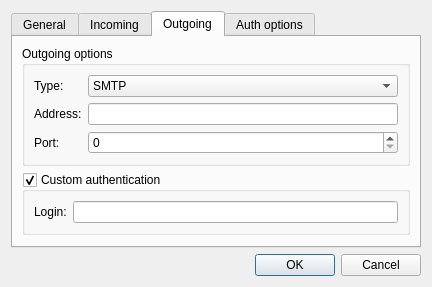
Old version of the form src/plugins/snails/accountconfigdialog.ui in the repository 0xd34df00d/leechcraft.
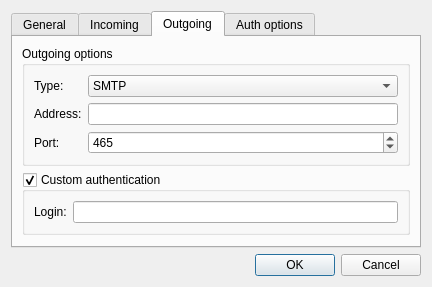
New version of the form. The open tabs and pages were chosen to show the change.

```diff
--- a/src/plugins/snails/accountconfigdialog.ui
+++ b/src/plugins/snails/accountconfigdialog.ui
@@ -235,7 +235,17 @@
            </widget>
           </item>
           <item row="2" column="1">
-           <widget class="QSpinBox" name="OutPort_"/>
+           <widget class="QSpinBox" name="OutPort_">
+            <property name="minimum">
+             <number>1</number>
+            </property>
+            <property name="maximum">
+             <number>65536</number>
+            </property>
+            <property name="value">
+             <number>465</number>
+            </property>
+           </widget>
           </item>
          </layout>
         </widget>
```
